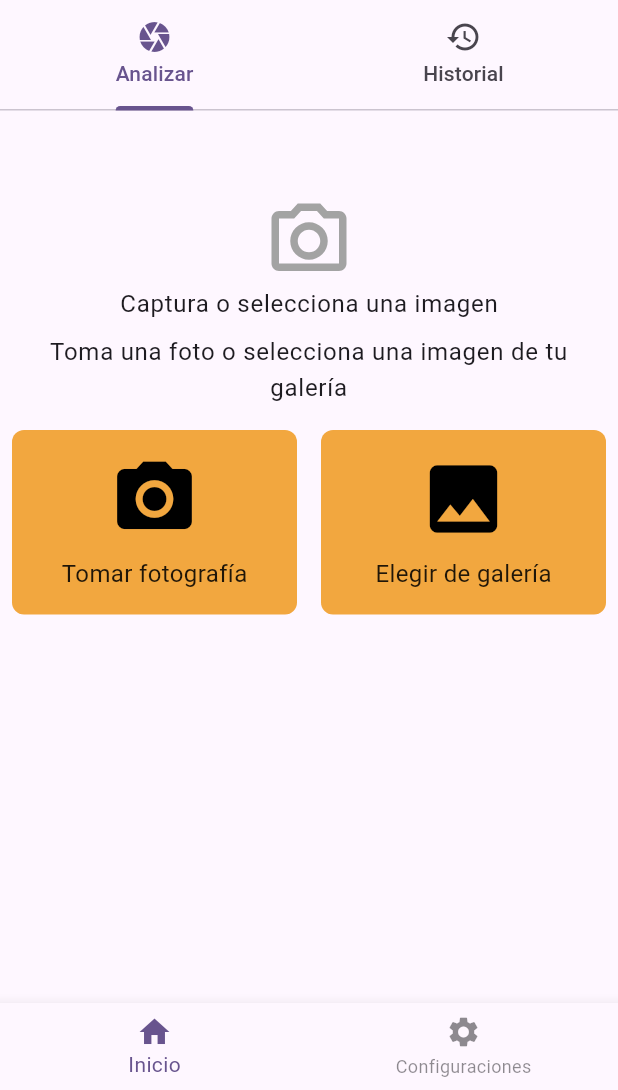
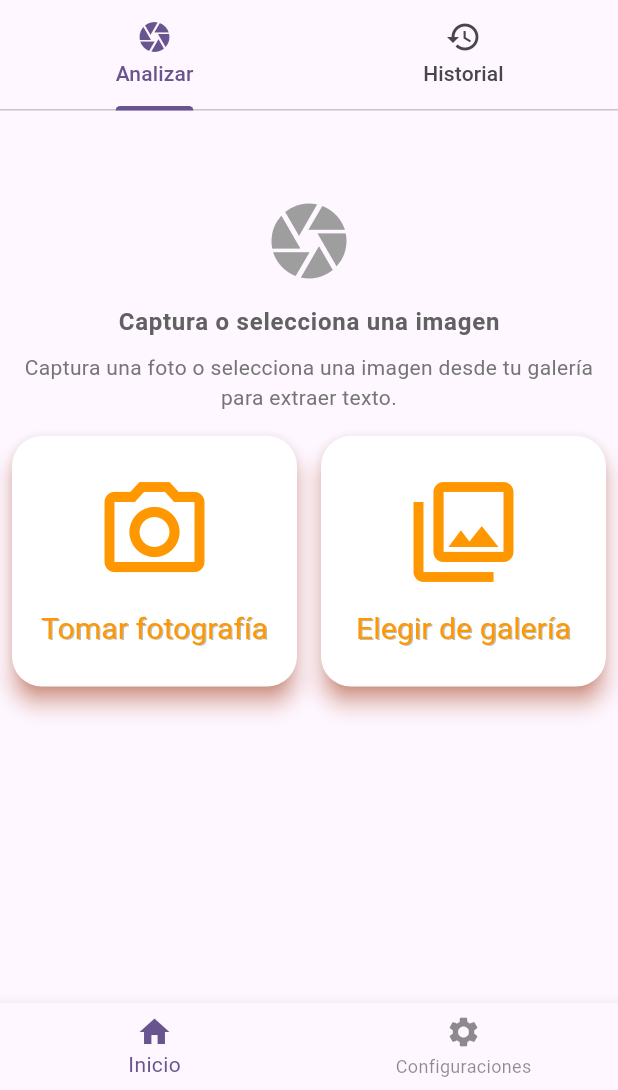
Before and after one commit to MiguelHG2351/vision_parse, a Flutter app: the HomePage screen opened by its route, on a phone screen of 412 x 824 dp, the part 146-1236 px from its top. Run offline on Flutter 3.47's test engine with Material 3 defaults, Android fonts, the light colour scheme and no system bars; our stand-ins replace bloc, equatable, flutter_bloc, flutter_dotenv, flutter_svg, get_it and 9 more; missing offline and left inert: google_mlkit_text_recognition; accounts and stored records are empty.

Commit message:
Cambios esteticos en widget analyze_tab

```diff
--- a/lib/widgets/analyze_tab.dart
+++ b/lib/widgets/analyze_tab.dart
@@ -129,83 +129,51 @@ class _AnalyzeTabState extends State<AnalyzeTab> {
                 else
                   Column(
                     children: [
-                      SvgPicture.asset(
-                        'assets/icons/camera_icon.svg',
-                        width: 60,
-                        height: 60,
+                      Icon(
+                        Icons.camera, // o Icons.camera_enhance si prefieres
+                        size: 60,
+                        color: Colors.grey, // Puedes ajustar el color según tu diseño
                       ),
+                      const SizedBox(height: 12),
                       Text(
                         'Captura o selecciona una imagen',
-                        style: Theme.of(context).textTheme.bodyLarge,
+                        style: Theme.of(context).textTheme.bodyLarge?.copyWith(
+                          fontWeight: FontWeight.bold,
+                          color: Colors.grey[700],
+                        ),
                       ),
-                      SizedBox(height: 8),
+                      const SizedBox(height: 8),
                       Text(
-                        'Toma una foto o selecciona una imagen de tu galería',
+                        'Captura una foto o selecciona una imagen desde tu galería para extraer texto.',
                         textAlign: TextAlign.center,
-                        style: Theme.of(context).textTheme.bodyLarge,
+                        style: Theme.of(context).textTheme.bodyMedium?.copyWith(
+                          color: Colors.grey[600],
+                        )
                       ),
                     ],
                   ),
                 SizedBox(height: 16),
                 if (_selectedImage == null)
-                 Row(
+                  Row(
                     children: [
                       Expanded(
-                        child: GestureDetector(
-                          onTap: _takePhoto,
-                          child: Container(
-                            padding: const EdgeInsets.symmetric(vertical: 16),
-                            decoration: BoxDecoration(
-                              color: const Color.fromARGB(255, 242, 167, 63),
-                              borderRadius: BorderRadius.circular(8),
-                            ),
-                            child: Column(
-                              mainAxisSize: MainAxisSize.min,
-                              children: [
-                                Icon(Icons.camera_alt, size: 60, color: Colors.black),
-                                SizedBox(height: 8),
-                                Text(
-                                  'Tomar fotografía',
-                                  style: TextStyle(
-                                    color: Colors.black87,
-                                    fontSize: 16,
-                                  ),
-                                ),
-                              ],
-                            ),
-                          ),
+                        child: _BotonImagen(
+                          icono: Icons.camera_alt_outlined,
+                          texto: 'Tomar fotografía',
+                          onPressed: _takePhoto,
                         ),
                       ),
-                      SizedBox(width: 16),
+                      const SizedBox(width: 16),
                       Expanded(
-                        child: GestureDetector(
-                          onTap: () {
+                        child: _BotonImagen(
+                          icono: Icons.photo_library_outlined,
+                          texto: 'Elegir de galería',
+                          onPressed: () {
                             if (widget.interstitialAd != null) {
                               widget.interstitialAd!.show();
                             }
                             _pickImageFromGallery();
                           },
-                          child: Container(
-                            padding: const EdgeInsets.symmetric(vertical: 16),
-                            decoration: BoxDecoration(
-                              color: const Color.fromARGB(255, 242, 167, 63),
-                              borderRadius: BorderRadius.circular(8),
-                            ),
-                            child: Column(
-                              mainAxisSize: MainAxisSize.min,
-                              children: [
-                                Icon(Icons.photo, size: 60, color: Colors.black),
-                                SizedBox(height: 8),
-                                Text(
-                                  'Elegir de galería',
-                                  style: TextStyle(
-                                    color: Colors.black87,
-                                    fontSize: 16,
-                                  ),
-                                ),
-                              ],
-                            ),
-                          ),
                         ),
                       ),
                     ],
@@ -301,3 +269,55 @@ class _AnalyzeTabState extends State<AnalyzeTab> {
     );
   }
 }
+
+class _BotonImagen extends StatelessWidget {
+  final IconData icono;
+  final String texto;
+  final VoidCallback onPressed;
+
+  const _BotonImagen({
+    required this.icono,
+    required this.texto,
+    required this.onPressed,
+  });
+
+  @override
+  Widget build(BuildContext context) {
+    return ElevatedButton(
+      onPressed: onPressed,
+      style: ElevatedButton.styleFrom(
+        backgroundColor: Colors.white,
+        foregroundColor: Colors.black,
+        shadowColor: Colors.deepOrange,
+        elevation: 6,
+        padding: const EdgeInsets.symmetric(vertical: 24, horizontal: 16),
+        shape: RoundedRectangleBorder(
+          borderRadius: BorderRadius.circular(20),
+        ),
+      ),
+      child: Column(
+        mainAxisSize: MainAxisSize.min,
+        children: [
+          Icon(icono, size: 80, color: Colors.orange),
+          const SizedBox(height: 10),
+          Text(
+            texto,
+            textAlign: TextAlign.center,
+            style: const TextStyle(
+              fontSize: 20,
+              fontWeight: FontWeight.w400,
+              color: Colors.orange,
+              shadows: [
+                Shadow(
+                  offset: Offset(1.0, 1.0),
+                  blurRadius: 0,
+                  color: Colors.black26,
+                ),
+              ],
+            ),
+          ),
+        ],
+      ),
+    );
+  }
+}
```
